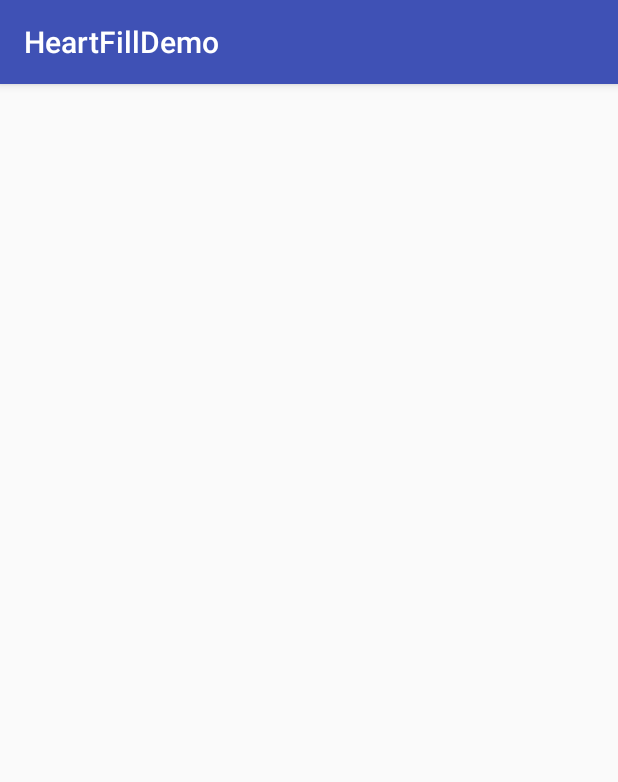
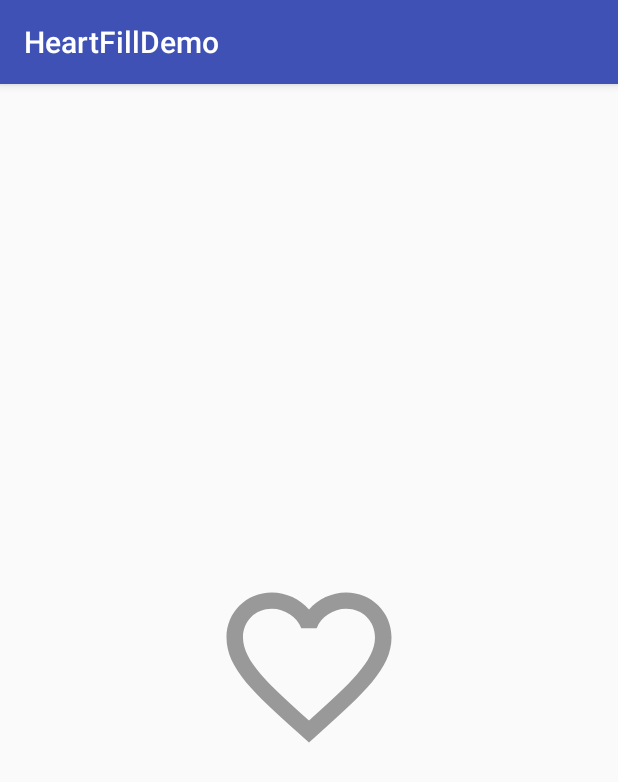
Before and after one commit to george-sp/MaterialDesign-Udacity, an Android app: the screen it shows after launch (MainActivity), on a phone screen of 412 x 824 dp. Shown: the top 782 px of the screen. Run offline under Robolectric (Android 15) with nearby library versions, the phone set to English and light mode, and no system bars.

Commit message:
Create a VectorDrawable and set it as content for the ImageView.

```diff
--- /dev/null
+++ b/HeartFillDemo/app/src/main/res/drawable/ic_heart.xml
@@ -0,0 +1,22 @@
+<?xml version="1.0" encoding="utf-8"?>
+<vector
+    xmlns:android="http://schemas.android.com/apk/res/android"
+    android:width="280dp"
+    android:height="280dp"
+    android:viewportHeight="56"
+    android:viewportWidth="56">
+
+    <path
+        android:name="empty"
+        android:fillColor="#999"
+        android:pathData="@string/heart_empty_path"/>
+
+    <clip-path
+        android:name="clip"
+        android:pathData="@string/heart_clip_hidden"/>
+
+    <path
+        android:name="full"
+        android:fillColor="#999"
+        android:pathData="@string/heart_full_path"/>
+</vector>
--- a/HeartFillDemo/app/src/main/res/layout/activity_main.xml
+++ b/HeartFillDemo/app/src/main/res/layout/activity_main.xml
@@ -10,5 +10,6 @@
         android:id="@+id/image_view"
         android:layout_width="wrap_content"
         android:layout_height="wrap_content"
-        android:layout_gravity="center"/>
+        android:layout_gravity="center"
+        android:src="@drawable/ic_heart"/>
 </FrameLayout>
--- /dev/null
+++ b/HeartFillDemo/app/src/main/res/values/heart.xml
@@ -0,0 +1,9 @@
+<?xml version="1.0" encoding="utf-8"?>
+<resources>
+
+    <!-- Heart Geometries -->
+    <string name="heart_empty_path">M32.95,19 C31.036,19 29.199,19.8828338 28,21.2724796 C26.801,19.8828338 24.964,19 23.05,19 C19.6565,19 17,21.6321526 17,24.9945504 C17,29.1089918 20.74,32.4713896 26.405,37.5667575 L28,39 L29.595,37.5667575 C35.26,32.4713896 39,29.1089918 39,24.9945504 C39,21.6321526 36.3435,19 32.95,19 L32.95,19 Z M28.1155,35.9536785 L28,36.0572207 L27.8845,35.9536785 C22.654,31.2506812 19.2,28.1444142 19.2,24.9945504 C19.2,22.8201635 20.8555,21.1798365 23.05,21.1798365 C24.744,21.1798365 26.394,22.2643052 26.9715,23.7520436 L29.023,23.7520436 C29.606,22.2643052 31.256,21.1798365 32.95,21.1798365 C35.1445,21.1798365 36.8,22.8201635 36.8,24.9945504 C36.8,28.1444142 33.346,31.2506812 28.1155,35.9536785 L28.1155,35.9536785 Z</string>
+    <string name="heart_full_path">M28,39 L26.405,37.5667575 C20.74,32.4713896 17,29.1089918 17,24.9945504 C17,21.6321526 19.6565,19 23.05,19 C24.964,19 26.801,19.8828338 28,21.2724796 C29.199,19.8828338 31.036,19 32.95,19 C36.3435,19 39,21.6321526 39,24.9945504 C39,29.1089918 35.26,32.4713896 29.595,37.5667575 L28,39 L28,39 Z</string>
+    <string name="heart_clip_hidden">M18 37 L38 37 L38 37 L18 37 Z</string>
+    <string name="heart_clip_shown">M0 0 L56 0 L56 56 L0 56 Z</string>
+</resources>
```
